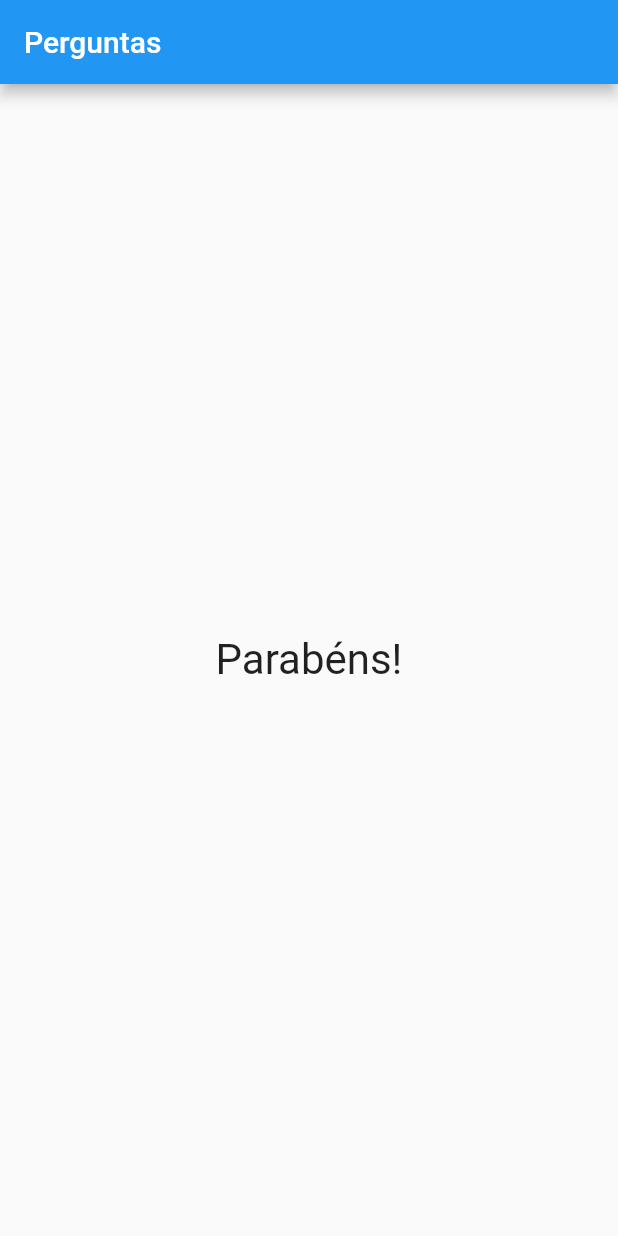
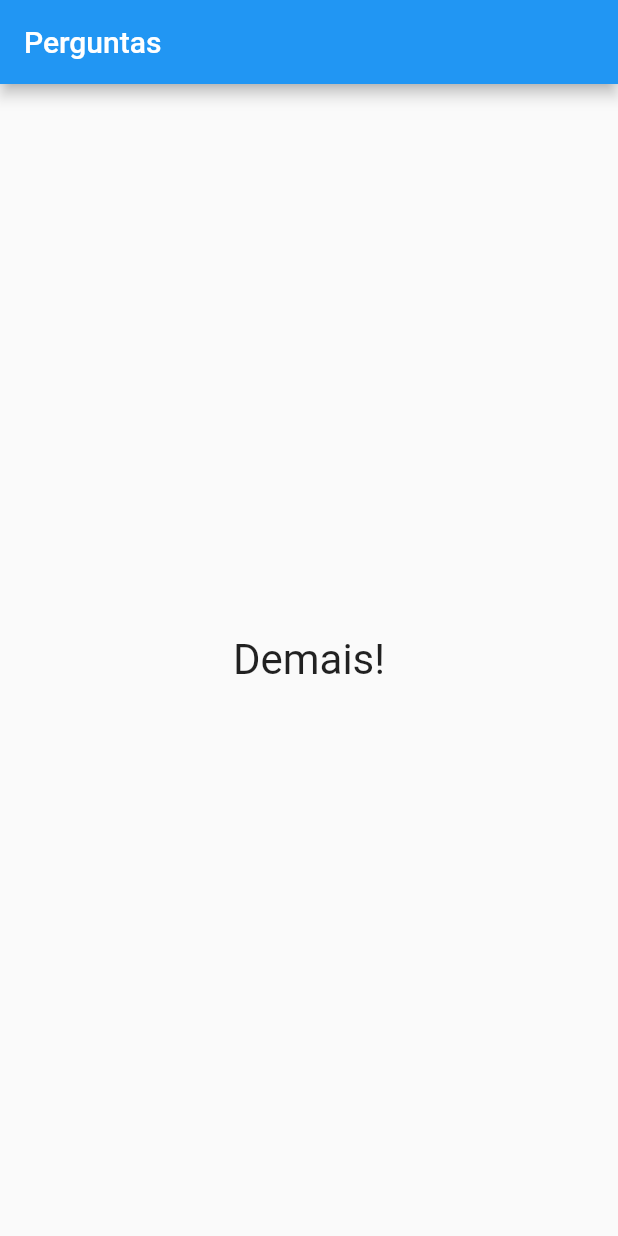
Before and after one commit to Edusu123/projeto_perguntas, a Flutter app: the screen it shows after launch, after a tap on "Preto", after a tap on "Cobra", after a tap on "João", on a phone screen of 412 x 824 dp. Run offline on Flutter 3.47's test engine with Material 2 defaults, Android fonts, the phone set to English and light mode, and no system bars.

Commit message:
Adicionando Pontuação #03

```diff
--- a/lib/main.dart
+++ b/lib/main.dart
@@ -66,7 +66,7 @@ class _PerguntaAppState extends State<PerguntaApp> {
                   perguntas: _perguntas,
                   perguntaSelecionada: _perguntaSelecionada,
                   quantoResponder: _responder)
-              : Resultado()),
+              : Resultado(_pontuacaoTotal)),
     );
   }
 }
--- a/lib/resultado.dart
+++ b/lib/resultado.dart
@@ -2,11 +2,26 @@ import 'package:flutter/cupertino.dart';
 import 'package:flutter/material.dart';
 
 class Resultado extends StatelessWidget {
+  final int pontuacao;
+
+  String get fraseResultado {
+    if (pontuacao < 8)
+      return 'Parabéns!';
+    else if (pontuacao < 12)
+      return 'Você é bom!';
+    else if (pontuacao < 16)
+      return 'Impressionante!';
+    else
+      return 'Demais!';
+  }
+
+  Resultado(this.pontuacao);
+
   @override
   Widget build(BuildContext context) {
     return Center(
       child: Text(
-        'Parabéns!',
+        fraseResultado,
         style: TextStyle(fontSize: 28),
       ),
     );
```
